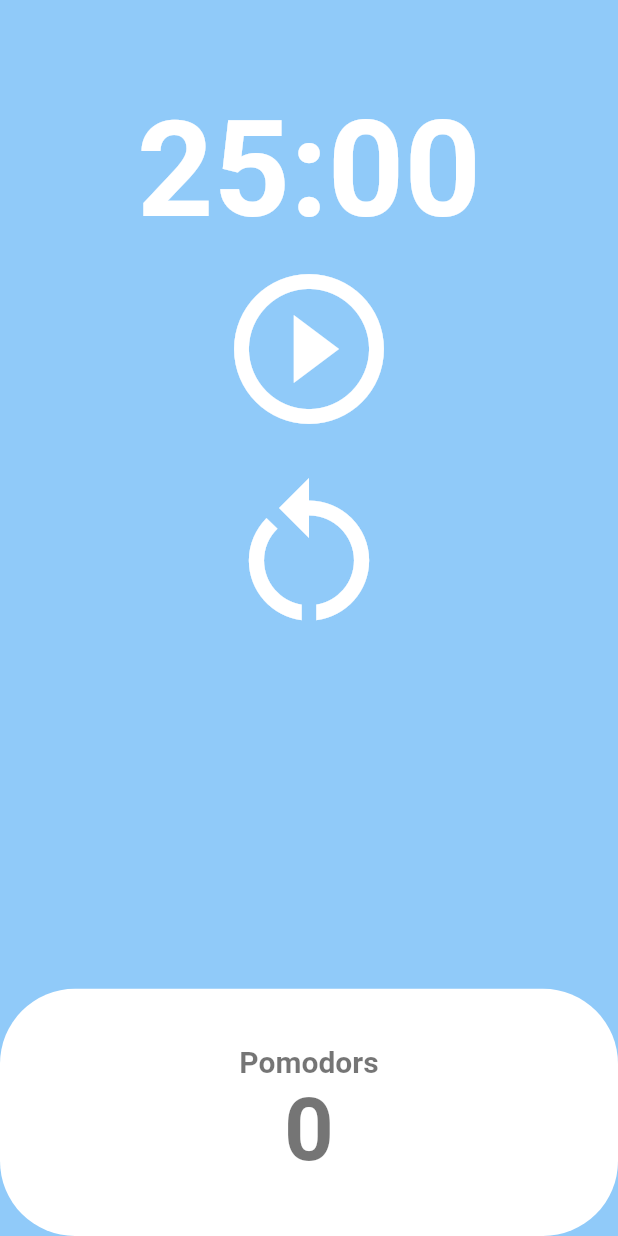
After one commit to kumakuma34/flutter_nomad_coder, a Flutter app: the HomeScreen screen opened directly, on a phone screen of 412 x 824 dp. The commit adds this screen. Run offline on Flutter 3.47's test engine with Material 2 defaults, Android fonts, the light colour scheme and no system bars.

Commit message:
feat: chapter 4,5

```diff
--- /dev/null
+++ b/chapter5_pomodoro/lib/screens/home_screen.dart
@@ -0,0 +1,147 @@
+import 'dart:async';
+
+import 'package:flutter/material.dart';
+
+class HomeScreen extends StatefulWidget {
+  const HomeScreen({super.key});
+
+  @override
+  State<HomeScreen> createState() => _HomeScreenState();
+}
+
+class _HomeScreenState extends State<HomeScreen> {
+  static const twentyFiveMinutes = 1500;
+  int totalSeconds = twentyFiveMinutes;
+  bool isRunning = false;
+  int totalPomodoros = 0;
+  late Timer timer; // 사용하기 전에 초기화 하는 late 명령어
+
+  void onTick(Timer timer) {
+    if (totalSeconds == 0) {
+      setState(() {
+        totalPomodoros = totalPomodoros + 1;
+        isRunning = false;
+        totalSeconds = twentyFiveMinutes;
+      });
+      timer.cancel();
+    } else {
+      setState(() {
+        totalSeconds = totalSeconds - 1;
+      });
+    }
+  }
+
+  void onStartPressed() {
+    timer = Timer.periodic(
+      const Duration(seconds: 1),
+      onTick,
+    );
+    setState(() {
+      isRunning = true;
+    });
+  }
+
+  void onPausepressed() {
+    timer.cancel();
+    setState(() {
+      isRunning = false;
+    });
+  }
+
+  void onResetPressed() {
+    setState(() {
+      totalSeconds = twentyFiveMinutes;
+      isRunning = false;
+    });
+  }
+
+  String format(int seconds) {
+    var duration = Duration(seconds: seconds);
+    return (duration.toString().split(".").first.substring(2, 7));
+  }
+
+  @override
+  Widget build(BuildContext context) {
+    return Scaffold(
+      backgroundColor: Theme.of(context).colorScheme.background,
+      body: Column(
+        children: [
+          Flexible(
+            flex: 1,
+            child: Container(
+              alignment: Alignment.bottomCenter,
+              child: Text(
+                format(totalSeconds),
+                style: TextStyle(
+                  color: Theme.of(context).cardColor,
+                  fontSize: 89,
+                  fontWeight: FontWeight.w600,
+                ),
+              ),
+            ),
+          ),
+          Flexible(
+            flex: 3,
+            child: Column(children: [
+              IconButton(
+                iconSize: 120,
+                color: Theme.of(context).cardColor,
+                onPressed: isRunning ? onPausepressed : onStartPressed,
+                icon: Icon(isRunning
+                    ? Icons.pause_circle_outlined
+                    : Icons.play_circle_outline),
+              ),
+              IconButton(
+                iconSize: 120,
+                color: Theme.of(context).cardColor,
+                onPressed: onResetPressed,
+                icon: const Icon(Icons.restart_alt),
+              ),
+            ]),
+          ),
+          Flexible(
+            flex: 1,
+            child: Row(
+              children: [
+                Expanded(
+                  child: Container(
+                      decoration: BoxDecoration(
+                        color: Theme.of(context).cardColor,
+                        borderRadius: BorderRadius.circular(50),
+                      ),
+                      child: Column(
+                        mainAxisAlignment: MainAxisAlignment.center,
+                        children: [
+                          Text(
+                            'Pomodors',
+                            style: TextStyle(
+                              fontSize: 20,
+                              fontWeight: FontWeight.w600,
+                              color: Theme.of(context)
+                                  .textTheme
+                                  .displayLarge!
+                                  .color,
+                            ),
+                          ),
+                          Text(
+                            '$totalPomodoros',
+                            style: TextStyle(
+                              fontSize: 58,
+                              fontWeight: FontWeight.w600,
+                              color: Theme.of(context)
+                                  .textTheme
+                                  .displayLarge!
+                                  .color,
+                            ),
+                          ),
+                        ],
+                      )),
+                ),
+              ],
+            ),
+          ),
+        ],
+      ),
+    );
+  }
+}
--- a/toonflix/lib/main.dart
+++ b/toonflix/lib/main.dart
@@ -130,7 +130,7 @@
                   ),
                 ),
                 Transform.translate(
-                  offset: const Offset(0, -40),
+                  offset: const Offset(0, -20),
                   child: const CurrencyCard(
                     name: 'Dollar',
                     code: 'USD',
@@ -138,7 +138,7 @@
                     icon: Icons.attach_money_outlined,
                     isInverted: false,
                   ),
-                )
+                ),
               ],
             ),
           ),
```
Also changed, not shown: chapter4/analysis_options.yaml (added, +29 -0 lines), chapter4/lib/main.dart (added, +86 -0 lines), chapter4/pubspec.yaml (added, +90 -0 lines), chapter5_pomodoro/analysis_options.yaml (added, +29 -0 lines), chapter5_pomodoro/lib/main.dart (added, +113 -0 lines), chapter5_pomodoro/pubspec.yaml (added, +90 -0 lines), chapter4/pubspec.lock (added), chapter5_pomodoro/pubspec.lock (added), 244 other files.
